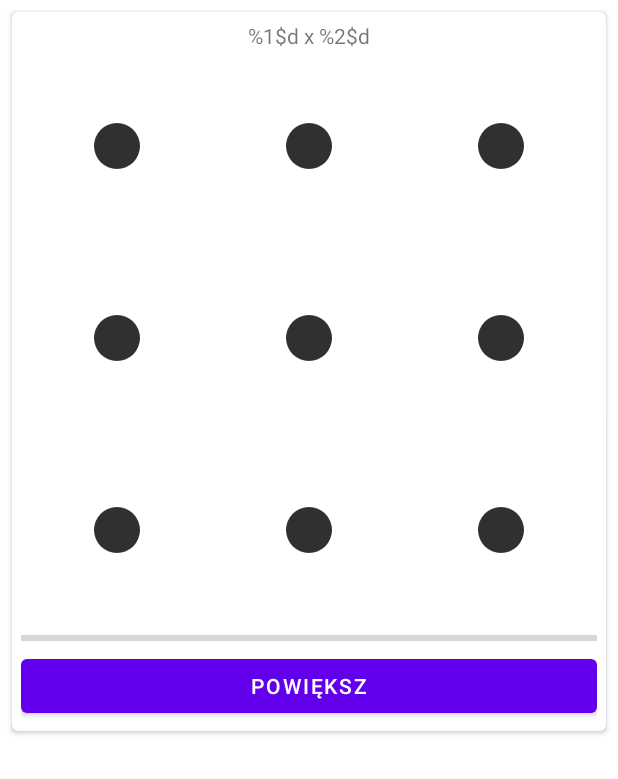
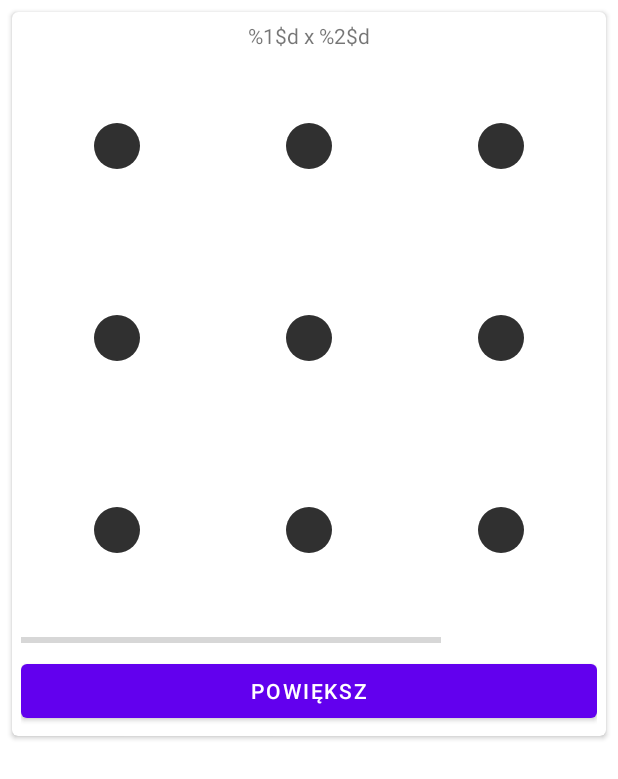
Before and after one commit to IO-Bezpiecznik/bezpiecznik, an Android app: the layout code_list_item_fragment.xml on its own in the app's theme, with its tools: preview values and no code run, on a phone screen of 412 x 824 dp. Shown: the top 779 px of the screen. Run offline under Robolectric (Android 15) with nearby library versions, the phone set to English and light mode, and no system bars.

```diff
--- a/app/src/main/java/com/example/bezpiecznik/ui/codeList/CodeListAdapter.kt
+++ b/app/src/main/java/com/example/bezpiecznik/ui/codeList/CodeListAdapter.kt
@@ -24,12 +24,14 @@ class CodeListAdapter(
         private val lpv: LockPatternView = view.findViewById(R.id.lpv_code)
         val btn: Button = view.findViewById(R.id.code_item_btn)
         private val progressBar: ProgressBar = view.findViewById(R.id.progressBar)
+        private val pointsTextView: TextView = view.findViewById(R.id.points)
         fun setSize(s1: Int, s2: Int) {
             gridSize.text = view.resources.getString(R.string.grid_size, s1, s2)
         }
         fun generateBar(value: Int){
             progressBar.max = 100
             progressBar.progress = value
+            pointsTextView.text = "$value %"
         }
         fun generateCode(board: List<List<Int>>,pattern: String) {
             lpv.setGridPoints(board)
--- a/app/src/main/java/com/example/bezpiecznik/ui/gridList/GridListFragment.kt
+++ b/app/src/main/java/com/example/bezpiecznik/ui/gridList/GridListFragment.kt
@@ -60,6 +60,7 @@ class GridListFragment : Fragment(), GridListItemClickInterface {
         homeViewModel.gridID = gridListItem._id
         homeViewModel.gridPoints = board
         homeViewModel.size = listOf(board.count(), board[0].count())
+        homeViewModel.pattern = ""
         findNavController().navigate(R.id.action_nav_grid_list_to_nav_home)
     }
 }
--- a/app/src/main/java/com/example/bezpiecznik/ui/home/HomeFragment.kt
+++ b/app/src/main/java/com/example/bezpiecznik/ui/home/HomeFragment.kt
@@ -43,6 +43,7 @@ class HomeFragment : Fragment() {
         val lpv: LockPatternView = binding.lpvMain
         lpv.setGridPoints(homeViewModel.gridPoints)
         lpv.setSize(homeViewModel.size[0], homeViewModel.size[1])
+        lpv.setPattern(homeViewModel.pattern)
         lpv.render()
 
         val resetButton: Button = binding.btnReset
--- a/app/src/main/java/com/example/bezpiecznik/ui/home/HomeViewModel.kt
+++ b/app/src/main/java/com/example/bezpiecznik/ui/home/HomeViewModel.kt
@@ -23,6 +23,8 @@ class HomeViewModel : ViewModel() {
 
     var size: List<Int> = listOf(3, 3)
 
+    var pattern = ""
+
     lateinit var gridID: String
 
     fun saveCode(code: CodeCreateDto) {
--- a/app/src/main/res/layout/code_list_item_fragment.xml
+++ b/app/src/main/res/layout/code_list_item_fragment.xml
@@ -42,13 +42,29 @@
                 app:layout_constraintBottom_toBottomOf="parent"
                 app:layout_constraintLeft_toLeftOf="parent"
                 app:layout_constraintRight_toRightOf="parent"
-                app:layout_constraintTop_toTopOf="parent"/>
+                app:layout_constraintTop_toTopOf="parent">
 
-            <ProgressBar
-                android:id="@+id/progressBar"
-                style="?android:attr/progressBarStyleHorizontal"
+            </com.example.bezpiecznik.ui.lockPatternView.LockPatternView>
+
+            <LinearLayout
                 android:layout_width="match_parent"
-                android:layout_height="wrap_content" />
+                android:layout_height="wrap_content"
+                android:orientation="horizontal">
+
+                <ProgressBar
+                    android:id="@+id/progressBar"
+                    style="?android:attr/progressBarStyleHorizontal"
+                    android:layout_width="0dp"
+                    android:layout_height="match_parent"
+                    android:layout_weight="12"
+                    android:layout_marginRight="10dp"/>
+
+                <TextView
+                    android:id="@+id/points"
+                    android:layout_width="0dp"
+                    android:layout_height="match_parent"
+                    android:layout_weight="4" />
+            </LinearLayout>
 
             <Button
                 android:id="@+id/code_item_btn"
--- a/app/src/main/res/navigation/mobile_navigation.xml
+++ b/app/src/main/res/navigation/mobile_navigation.xml
@@ -33,6 +33,10 @@
         android:id="@+id/nav_code_list"
         android:name="com.example.bezpiecznik.ui.codeList.CodeListFragment"
         android:label="Lista kodów"
-        tools:layout="@layout/code_list_fragment" />
+        tools:layout="@layout/code_list_fragment" >
+        <action
+            android:id="@+id/action_nav_code_list_to_nav_home"
+            app:destination="@id/nav_home" />
+    </fragment>
 
 </navigation>
```
Also changed, not shown: app/src/main/java/com/example/bezpiecznik/ui/codeList/CodeListFragment.kt (+6 -6 lines).
